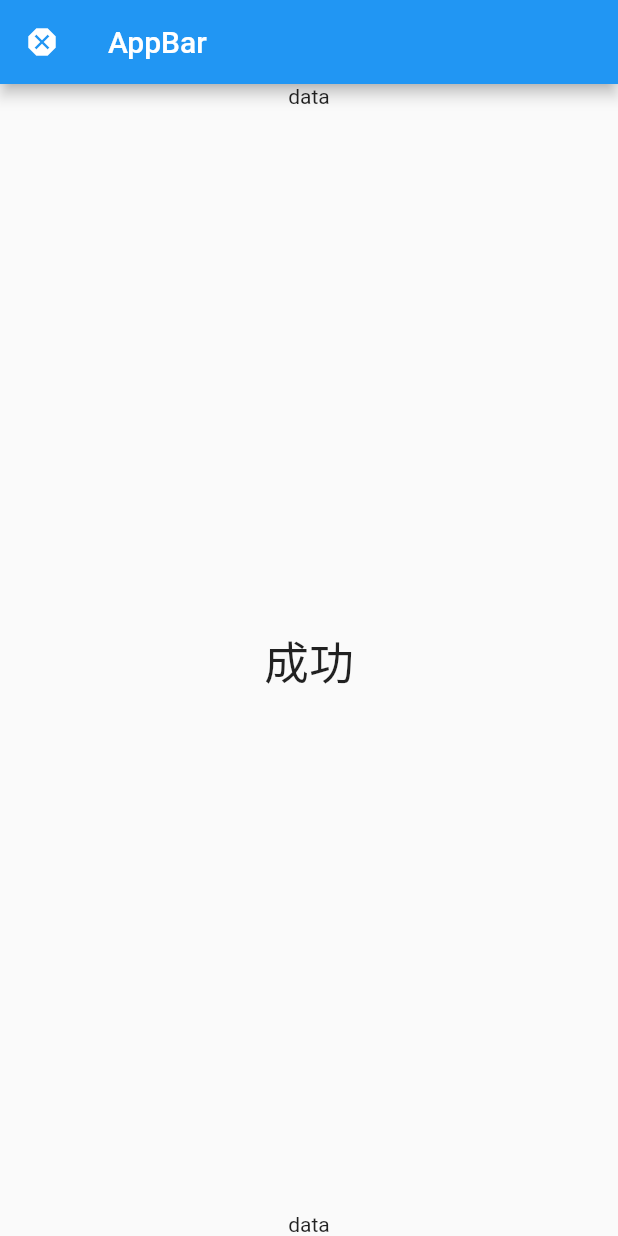
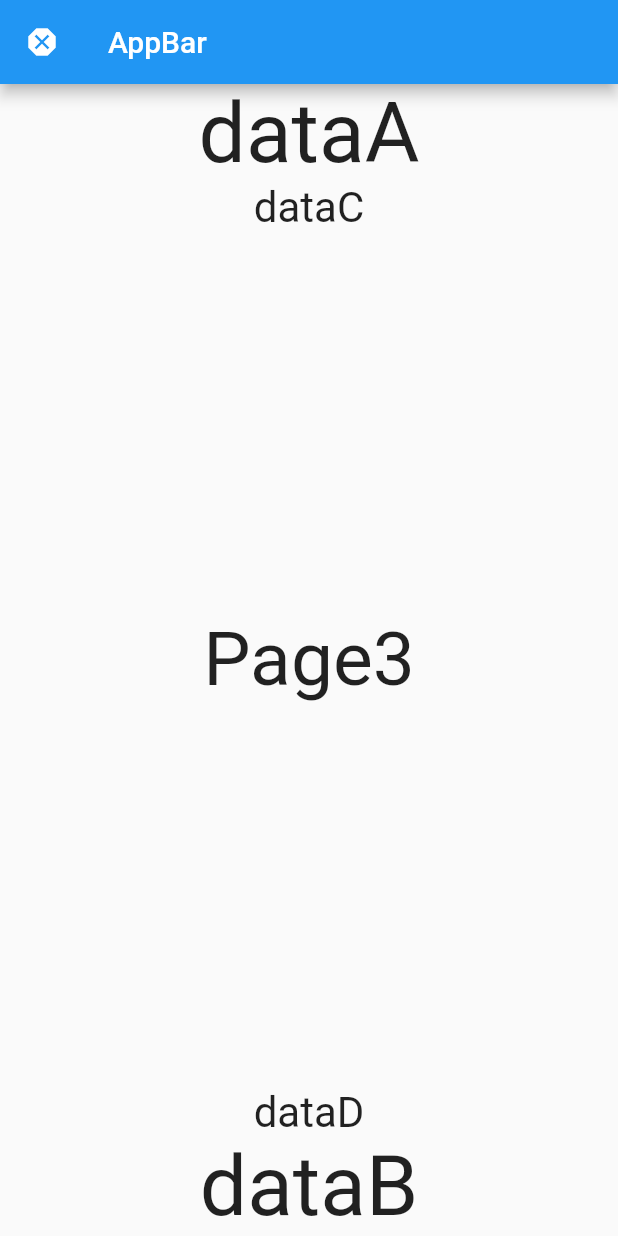
Before and after one commit to Flutter-Team-hokaiG/remotecontroll_app, a Flutter app: the screen it shows after launch, swiped to page 2, on a phone screen of 412 x 824 dp. Run offline on Flutter 3.47's test engine with Material 2 defaults, Android fonts, the phone set to English and light mode, and no system bars.

Commit message:
PageViewの中にPageViewを実装

```diff
--- a/lib/main.dart
+++ b/lib/main.dart
@@ -44,7 +44,7 @@ class _MyWidgetState extends State<MyWidget> {
       ),
       body: Column(
         children: [
-          Text('data'),
+          Text('dataA', textScaleFactor: 4),
           Expanded(
             child: PageView(
               controller: controller,
@@ -54,7 +54,7 @@ class _MyWidgetState extends State<MyWidget> {
               ],
             ),
           ),
-          Text('data'),
+          Text('dataB', textScaleFactor: 4),
         ],
       ),
     );
--- a/lib/page2.dart
+++ b/lib/page2.dart
@@ -1,12 +1,44 @@
 import 'package:flutter/material.dart';
 
 Widget page2() {
+  var controller;
+  return Center(
+    child: Column(
+      children: [
+        Text('dataC', textScaleFactor: 2),
+        Expanded(
+          child: PageView(
+            controller: controller,
+            children: <Widget>[
+              page3(),
+              page4(),
+            ],
+          ),
+        ),
+        Text('dataD', textScaleFactor: 2),
+      ],
+    ),
+  );
+}
+
+Widget page3() {
   return Center(
     child: Container(
       child: Text(
-        '成功',
-        style: TextStyle(fontSize: 30.0),
+        'Page3',
+        style: TextStyle(fontSize: 50.0),
       ),
     ),
   );
 }
+
+Widget page4() {
+  return Center(
+    child: Container(
+      child: Text(
+        'Page4',
+        style: TextStyle(fontSize: 50.0),
+      ),
+    ),
+  );
+}
```
